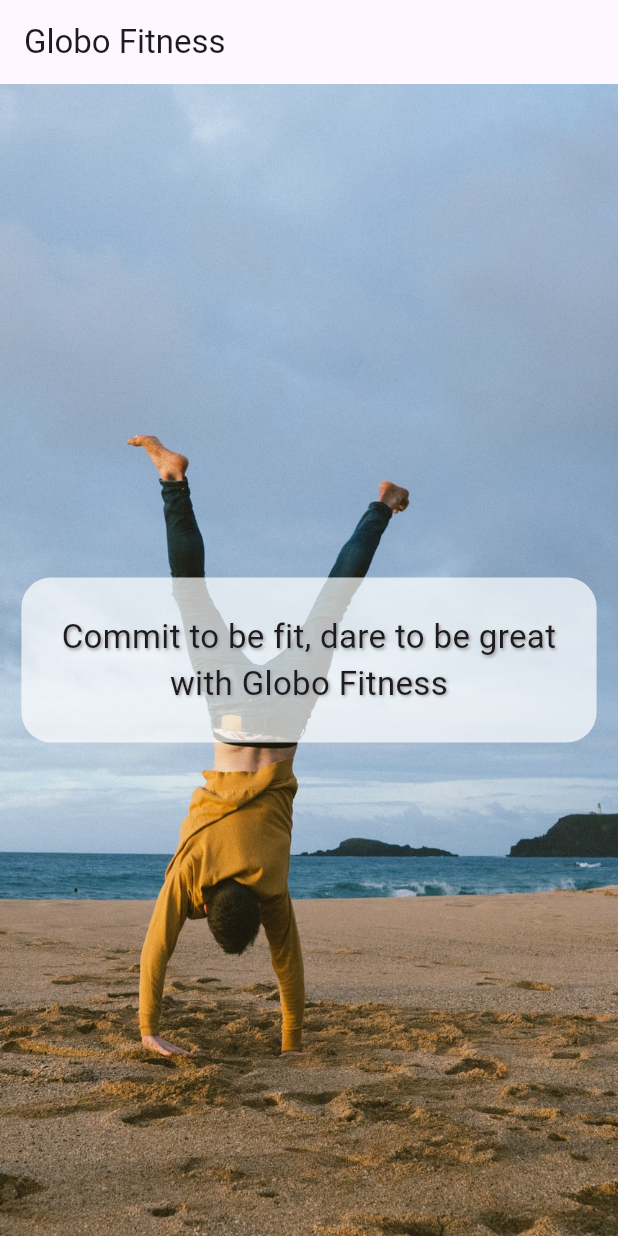
After one commit to altair961/Flutter, a Flutter app: the screen it shows after launch, on a phone screen of 412 x 824 dp. The commit adds this screen. Run offline on Flutter 3.47's test engine with Material 3 defaults, Android fonts, the phone set to English and light mode, and no system bars.

Commit message:
Intro screen has been extracted to its own file.

```diff
--- /dev/null
+++ b/globo_fitness/lib/screens/intro_screen.dart
@@ -0,0 +1,32 @@
+import 'package:flutter/material.dart';
+
+class IntroScreen extends StatelessWidget {
+  const IntroScreen({super.key});
+
+  @override
+  Widget build(BuildContext context) {
+    return Scaffold(
+      appBar: AppBar(title: Text('Globo Fitness')),
+      body: Container(
+        decoration: BoxDecoration(
+            image: DecorationImage(
+                image: AssetImage('assets/beach.jpg'), fit: BoxFit.cover)),
+        child: Center(
+            child: Container(
+                padding: EdgeInsets.all(24),
+                decoration: BoxDecoration(
+                    borderRadius: BorderRadius.all(Radius.circular(20)),
+                    color: Colors.white70),
+                child: Text(
+                    'Commit to be fit, dare to be great \nwith Globo Fitness',
+                    textAlign: TextAlign.center,
+                    style: TextStyle(fontSize: 22, shadows: [
+                      Shadow(
+                          offset: Offset(1.0, 1.0),
+                          blurRadius: 2.0,
+                          color: Colors.grey)
+                    ])))),
+      ),
+    );
+  }
+}
```
Also changed, not shown: globo_fitness/lib/main.dart (+2 -23 lines).
